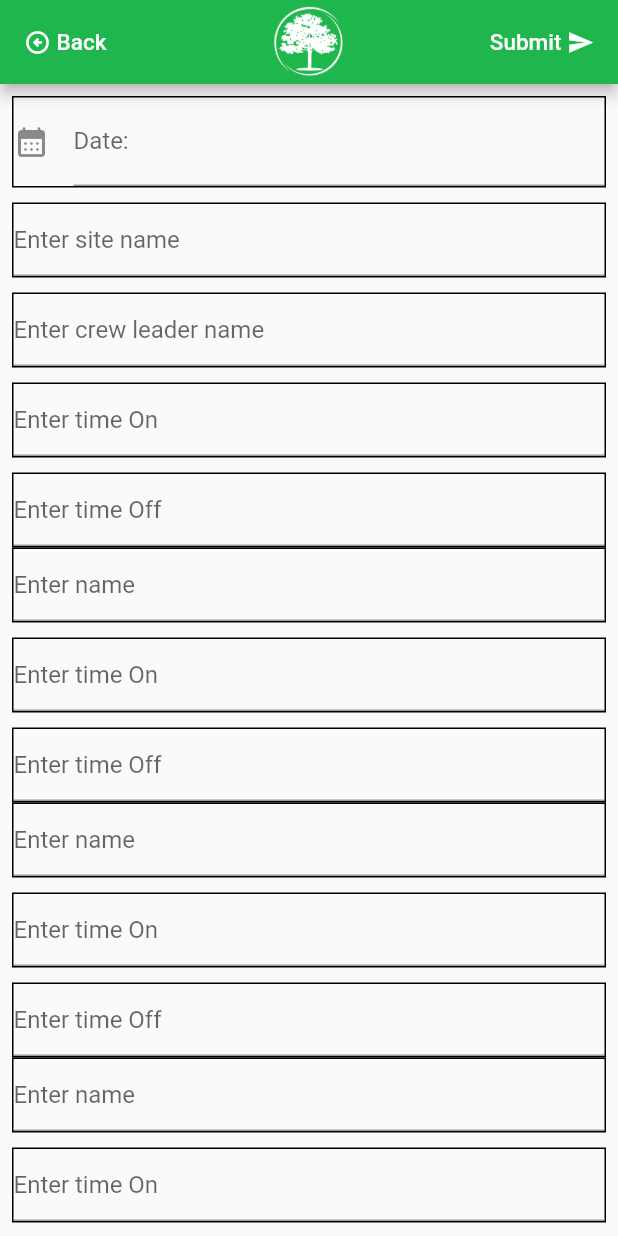
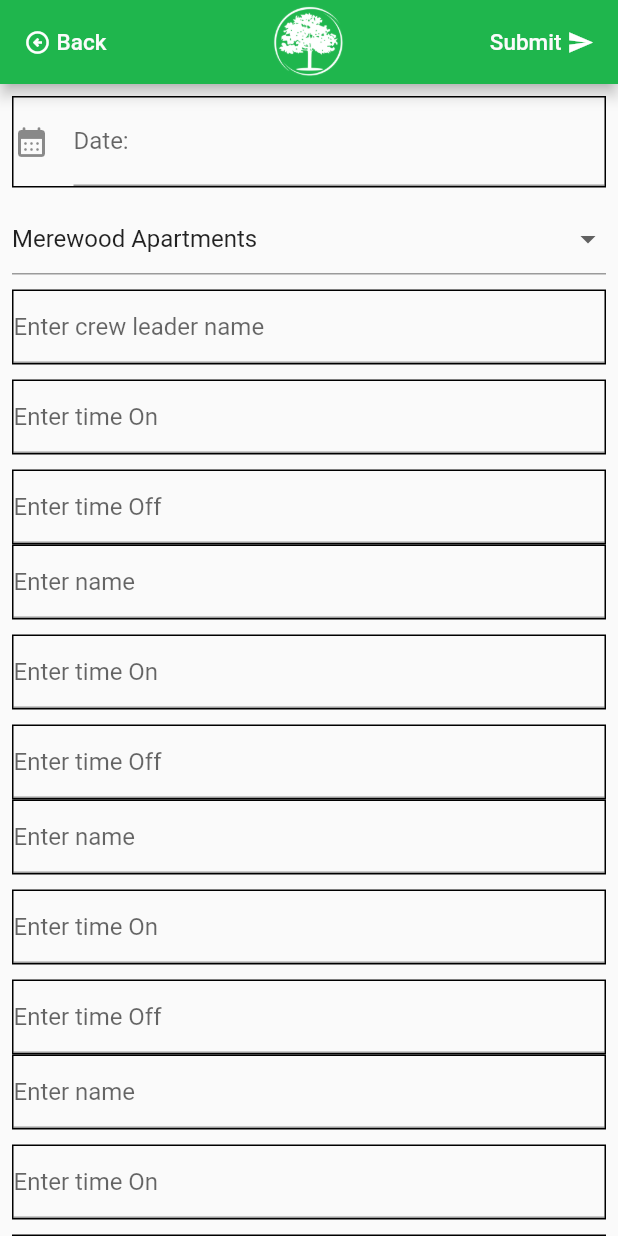
Before and after one commit to T-Pirozzini/Gemini-Landscaping-Flutter-App, a Flutter app: the AddReport screen opened directly, on a phone screen of 412 x 824 dp. Run offline on Flutter 3.47's test engine with Material 2 defaults, Android fonts, the phone set to English and light mode, and no system bars; our stand-ins replace cloud_firestore, firebase_core, pdf, printing; accounts and stored records are empty.

Commit message:
add drop down for site list and connect to firebase

```diff
--- a/lib/addReport.dart
+++ b/lib/addReport.dart
@@ -3,6 +3,13 @@ import 'package:flutter/material.dart';
 import 'package:intl/intl.dart';
 
 import 'main.dart';
+
+List<String> siteList = [
+  'Merewood Apartments',
+  'Uplands Terrace',
+  'North Point Apartments',
+  'Country Grocer'
+];
 
 class AddReport extends StatefulWidget {
   @override
@@ -41,6 +48,17 @@ class _AddReportState extends State<AddReport> {
   CollectionReference ref =
       FirebaseFirestore.instance.collection('SiteReports2023');
 
+  Future<void> getData() async {
+    // Get docs from collection reference
+    QuerySnapshot querySnapshot = await ref.get();
+
+    // Get data from docs and convert map to List
+    final allData = querySnapshot.docs.map((doc) => doc.data()).toList();
+    print(allData);
+  }
+
+  String dropdownValue = siteList.first;
+
   @override
   Widget build(BuildContext context) {
     return Scaffold(
@@ -74,7 +92,7 @@ class _AddReportState extends State<AddReport> {
             onPressed: () {
               ref.add({
                 'date': dateController.text,
-                'site name': siteName.text,
+                'siteName': dropdownValue,
                 'team1': team1.text,
                 'team2': team1.text,
                 'team3': team1.text,
@@ -116,6 +134,7 @@ class _AddReportState extends State<AddReport> {
           padding: const EdgeInsets.all(8.0),
           child: Column(
             children: [
+              // date picker
               Container(
                 decoration: BoxDecoration(border: Border.all()),
                 child: TextField(
@@ -130,8 +149,7 @@ class _AddReportState extends State<AddReport> {
                     DateTime? pickedDate = await showDatePicker(
                       context: context,
                       initialDate: DateTime.now(),
-                      firstDate: DateTime(
-                          2000),
+                      firstDate: DateTime(2000),
                       lastDate: DateTime(2101),
                     );
                     if (pickedDate != null) {
@@ -149,16 +167,21 @@ class _AddReportState extends State<AddReport> {
               const SizedBox(
                 height: 10,
               ),
-              Container(
-                decoration: BoxDecoration(border: Border.all()),
-                child: TextField(
-                  controller: siteName,
-                  maxLines: null,
-                  keyboardType: TextInputType.text,
-                  decoration: const InputDecoration(
-                    hintText: 'Enter site name',
-                  ),
-                ),
+              // site list drop down
+              DropdownButtonFormField<String>(
+                value: dropdownValue,
+                items: siteList.map((site) {
+                  return DropdownMenuItem<String>(
+                    value: site,
+                    child: Text('$site'),
+                  );
+                }).toList(),
+                onChanged: (String? value) {
+                  setState(() {
+                    dropdownValue = value!;
+                  });
+                  getData();
+                },
               ),
               const SizedBox(
                 height: 10,
--- a/lib/editNote.dart
+++ b/lib/editNote.dart
@@ -35,7 +35,7 @@ class _editnoteState extends State<editnote> {
   @override
   void initState() {
     date = TextEditingController(text: widget.docid.get('date'));
-    siteName = TextEditingController(text: widget.docid.get('site name'));
+    siteName = TextEditingController(text: widget.docid.get('siteName'));
     team1 = TextEditingController(text: widget.docid.get('team1'));
     timeOn1 = TextEditingController(text: widget.docid.get('timeOn1'));
     timeOff1 = TextEditingController(text: widget.docid.get('timeOff1'));
@@ -75,7 +75,7 @@ class _editnoteState extends State<editnote> {
             onPressed: () {
               widget.docid.reference.update({
                 'date': date.text,
-                'site name': siteName.text,
+                'siteName': siteName.text,
                 'team1': team1.text,
                 'team2': team1.text,
                 'team3': team1.text,
```
Lines whose indentation alone changed are shown as unchanged.
